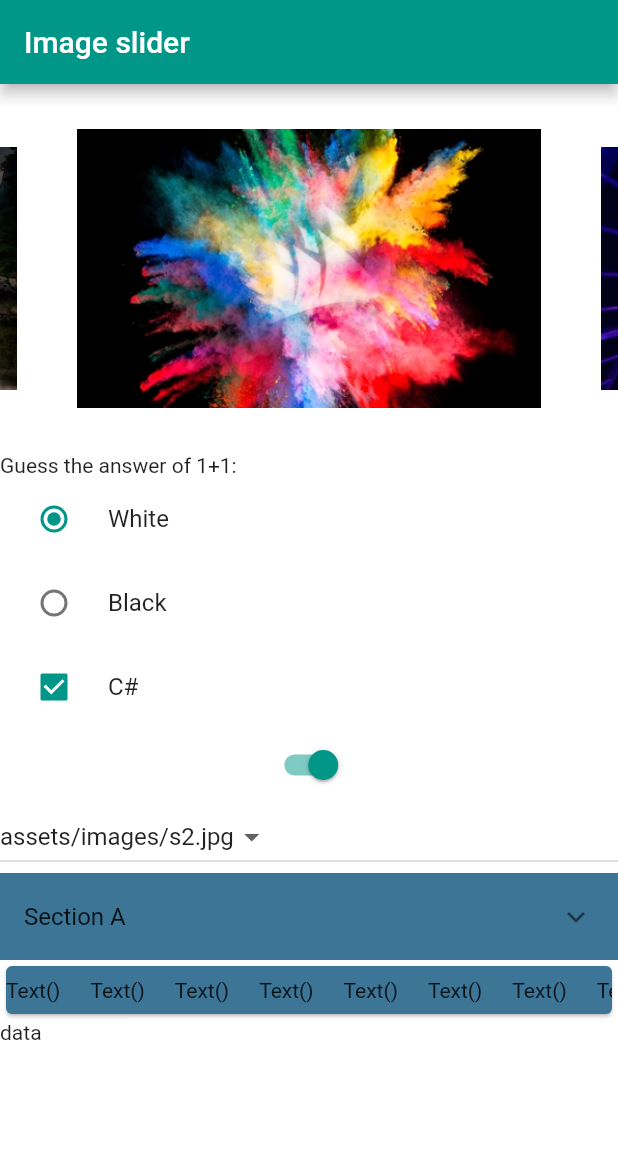
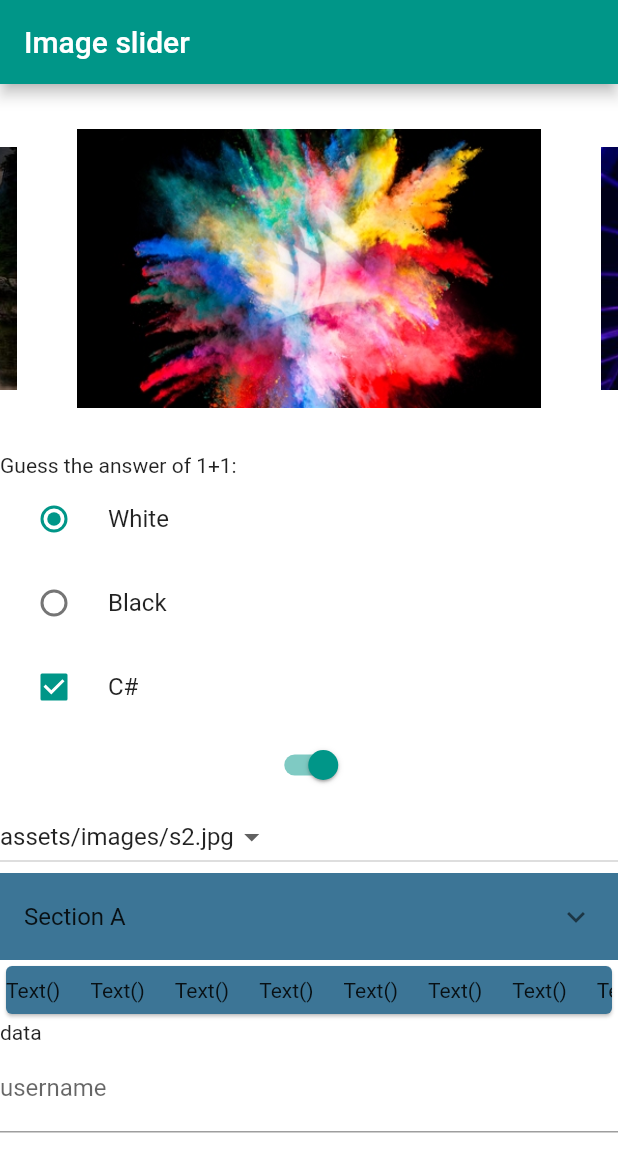
Before and after one commit to AyoubFrihaoui/BMI-DEMO-Flutter, a Flutter app: the screen it shows after launch, on a phone screen of 412 x 824 dp. Shown: the top 1172 px of the screen. Run offline on Flutter 3.47's test engine with Material 2 defaults, Android fonts, the phone set to English and light mode, and no system bars; drawn by our look-alikes of carousel_slider, marquee; our stand-ins replace flutter_styled_toast, image_picker; missing offline and left inert: flutter_flushbar.

Commit message:
TextFoemField demoed

```diff
--- a/bmi_demo/lib/imageSlider.dart
+++ b/bmi_demo/lib/imageSlider.dart
@@ -148,6 +148,12 @@ class _imageSliderState extends State<imageSlider> {
                 ),
               ),
               pickedimage == null ? Text('data') : Image.file(pickedimage!),
+              Form(
+                  child: SingleChildScrollView(
+                child: TextFormField(
+                  decoration: InputDecoration(labelText: 'username'),
+                ),
+              ))
             ]);
           })),
     );
```
